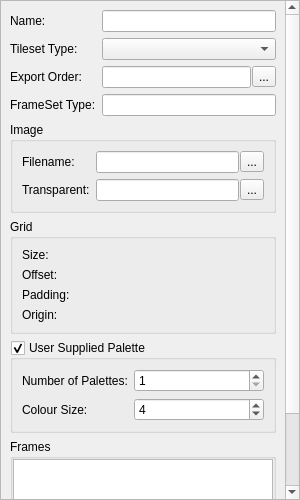
Old version of the form src/gui-qt/metasprite/spriteimporter/framesetdock.ui in the repository undisbeliever/untech-editor.
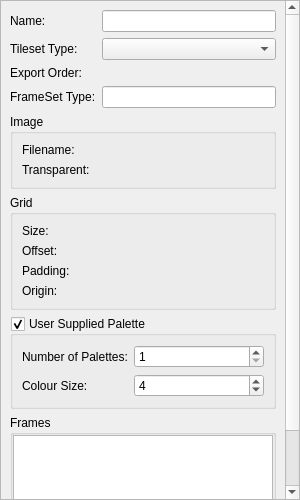
New version of the form. Custom widgets are drawn as their Qt base class.

Commit message: Refactor lineEdit+ToolButton pattern into new widgets

```diff
--- a/src/gui-qt/metasprite/spriteimporter/framesetdock.ui
+++ b/src/gui-qt/metasprite/spriteimporter/framesetdock.ui
@@ -50,7 +50,7 @@
          <x>0</x>
          <y>0</y>
          <width>284</width>
-         <height>611</height>
+         <height>581</height>
         </rect>
        </property>
        <property name="minimumSize">
@@ -104,28 +104,7 @@
            </widget>
           </item>
           <item row="2" column="1">
-           <layout class="QHBoxLayout" name="exportOrderLayout">
-            <property name="spacing">
-             <number>1</number>
-            </property>
-            <item>
-             <widget class="QLineEdit" name="exportOrder">
-              <property name="enabled">
-               <bool>true</bool>
-              </property>
-              <property name="readOnly">
-               <bool>true</bool>
-              </property>
-             </widget>
-            </item>
-            <item>
-             <widget class="QToolButton" name="exportOrderButton">
-              <property name="text">
-               <string>...</string>
-              </property>
-             </widget>
-            </item>
-           </layout>
+           <widget class="FilenameInputWidget" name="exportOrder" native="true"/>
           </item>
          </layout>
         </item>
@@ -142,6 +121,9 @@
              </property>
             </widget>
            </item>
+           <item row="0" column="1">
+            <widget class="FilenameInputWidget" name="imageFilename" native="true"/>
+           </item>
            <item row="1" column="0">
             <widget class="QLabel" name="transparentLabel">
              <property name="text">
@@ -149,47 +131,8 @@
              </property>
             </widget>
            </item>
-           <item row="0" column="1">
-            <layout class="QHBoxLayout" name="imageFilenameLayout">
-             <property name="spacing">
-              <number>1</number>
-             </property>
-             <item>
-              <widget class="QLineEdit" name="imageFilename">
-               <property name="readOnly">
-                <bool>true</bool>
-               </property>
-              </widget>
-             </item>
-             <item>
-              <widget class="QToolButton" name="imageFilenameButton">
-               <property name="text">
-                <string>...</string>
-               </property>
-              </widget>
-             </item>
-            </layout>
-           </item>
            <item row="1" column="1">
-            <layout class="QHBoxLayout" name="transparentLayout">
-             <property name="spacing">
-              <number>1</number>
-             </property>
-             <item>
-              <widget class="QLineEdit" name="transparent">
-               <property name="readOnly">
-                <bool>true</bool>
-               </property>
-              </widget>
-             </item>
-             <item>
-              <widget class="ColorToolButton" name="transparentButton">
-               <property name="text">
-                <string>...</string>
-               </property>
-              </widget>
-             </item>
-            </layout>
+            <widget class="ColorInputWidget" name="transparent" native="true"/>
            </item>
           </layout>
          </widget>
@@ -378,9 +321,16 @@
    <container>1</container>
   </customwidget>
   <customwidget>
-   <class>ColorToolButton</class>
-   <extends>QToolButton</extends>
-   <header>gui-qt/common/widgets/colortoolbutton.h</header>
+   <class>FilenameInputWidget</class>
+   <extends>QWidget</extends>
+   <header>gui-qt/common/widgets/filenameinputwidget.h</header>
+   <container>1</container>
+  </customwidget>
+  <customwidget>
+   <class>ColorInputWidget</class>
+   <extends>QWidget</extends>
+   <header>gui-qt/common/widgets/colorinputwidget.h</header>
+   <container>1</container>
   </customwidget>
  </customwidgets>
  <resources/>
```
The commit also changes 9 other files.
